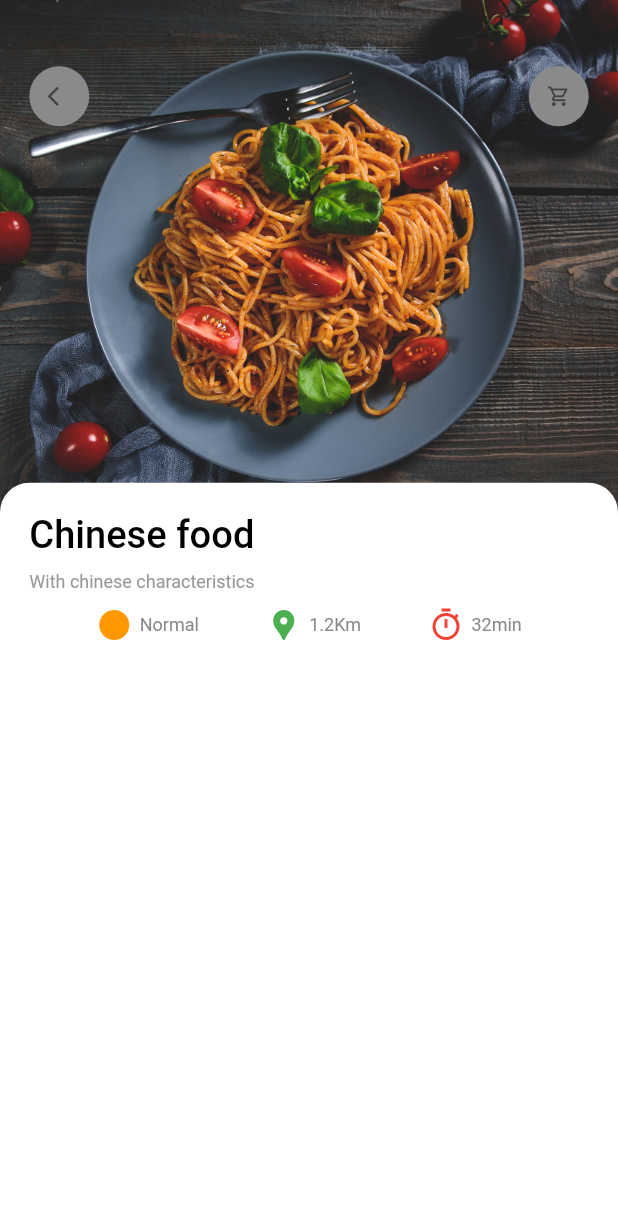
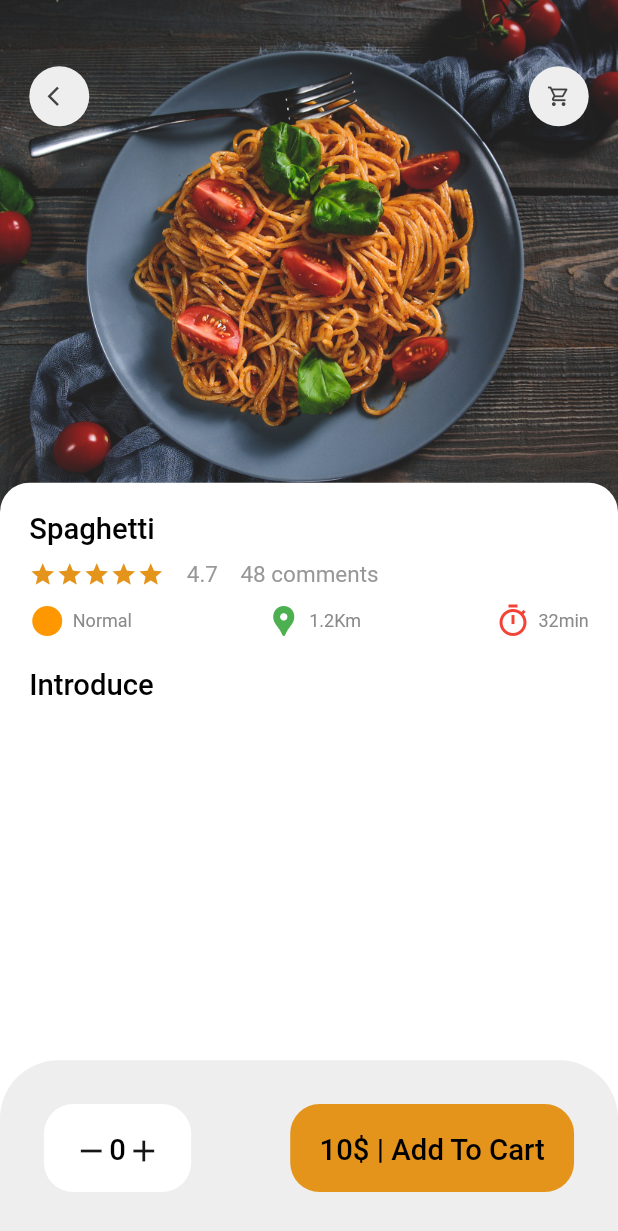
Before and after one commit to ilyes990/Food_App, a Flutter app: the screen it shows after launch, on a phone screen of 412 x 824 dp. Shown: the top 1231 px of the screen. Run offline on Flutter 3.47's test engine with Material 3 defaults, Android fonts, the phone set to English and light mode, and no system bars; our stand-ins replace get.

Commit message:
Commited changes

```diff
--- a/lib/home/Screens/popularFood_detail_page.dart
+++ b/lib/home/Screens/popularFood_detail_page.dart
@@ -1,11 +1,10 @@
-// ignore_for_file: prefer_const_constructors
+// ignore_for_file: prefer_const_constructors, prefer_const_literals_to_create_immutables
 
 import 'package:flutter/material.dart';
 import 'package:food_app/ui/widgets/app_Column.dart';
 import 'package:food_app/ui/widgets/app_icon.dart';
 import 'package:food_app/ui/widgets/big_text.dart';
-import 'package:food_app/ui/widgets/icon_with_text.dart';
-import 'package:food_app/ui/widgets/small_text.dart';
+import 'package:food_app/utils/colors.dart';
 import 'package:food_app/utils/dimensions.dart';
 
 class Popularfooddetail extends StatelessWidget {
@@ -14,6 +13,7 @@ class Popularfooddetail extends StatelessWidget {
   @override
   Widget build(BuildContext context) {
     return Scaffold(
+      backgroundColor: Colors.white,
       body: Stack(
         children: [
           //
@@ -64,14 +64,67 @@ class Popularfooddetail extends StatelessWidget {
                         topLeft: Radius.circular(Dimensions.radius20)),
                     color: Colors.white),
                 child: Column(
+                  crossAxisAlignment: CrossAxisAlignment.start,
                   children: [
-                    AppColumn(text: "Chinese food",),
-
+                    AppColumn(
+                      text: "Chinese food",
+                    ),
+                    SizedBox(height: Dimensions.height20),
+                    BigText(text: "Introduce")
                   ],
                 )),
           ),
         ],
       ),
+
+      // B O T T O M   N A V B A R
+
+      //
+      bottomNavigationBar: Container(
+        height: Dimensions.bottomHeighBar,
+        padding: EdgeInsets.only(
+            top: Dimensions.height30,
+            bottom: Dimensions.height30,
+            left: Dimensions.width30,
+            right: Dimensions.width30),
+        decoration: BoxDecoration(
+            color: greyLighter,
+            borderRadius: BorderRadius.only(
+                topLeft: Radius.circular(Dimensions.radius20 * 2),
+                topRight: Radius.circular(Dimensions.radius20 * 2))),
+        child: Row(
+          mainAxisAlignment: MainAxisAlignment.spaceBetween,
+          children: [
+            Container(
+              padding: EdgeInsets.all(Dimensions.font20),
+              decoration: BoxDecoration(
+                  borderRadius: BorderRadius.circular(Dimensions.radius20),
+                  color: Colors.white),
+              child: Row(
+                mainAxisAlignment: MainAxisAlignment.spaceBetween,
+                children: [
+                  Icon(
+                    Icons.remove,
+                    color: blackText,
+                  ),
+                  BigText(text: "0"),
+                  Icon(
+                    Icons.add,
+                    color: blackText,
+                  ),
+                ],
+              ),
+            ),
+            Container(
+              padding: EdgeInsets.all(Dimensions.height20),
+              decoration: BoxDecoration(
+                  borderRadius: BorderRadius.circular(Dimensions.radius20),
+                  color: primarycolor),
+              child: BigText(text: "10\$ | Add To Cart"),
+            )
+          ],
+        ),
+      ),
     );
   }
 }
--- a/lib/home/food_page_body.dart
+++ b/lib/home/food_page_body.dart
@@ -1,12 +1,10 @@
 // ignore_for_file: prefer_const_constructors, prefer_const_literals_to_create_immutables, no_leading_underscores_for_local_identifiers
 
 import 'package:flutter/material.dart';
-import 'package:food_app/ui/widgets/app_Column.dart';
 import 'package:food_app/ui/widgets/big_text.dart';
 import 'package:food_app/ui/widgets/icon_with_text.dart';
 import 'package:food_app/ui/widgets/small_text.dart';
 import 'package:food_app/utils/colors.dart';
-import 'package:dots_indicator/dots_indicator.dart';
 import 'package:food_app/utils/dimensions.dart';
 
 class FoodPageBody extends StatefulWidget {
@@ -20,6 +18,7 @@ class _FoodPageBodyState extends State<FoodPageBody> {
   final PageController _pageController = PageController(viewportFraction: 0.85);
   var currentPageitem = 0.0;
   double height = Dimensions.pageViewContainer;
+
   @override
   void initState() {
     // TODO: implement initState
@@ -112,7 +111,7 @@ class _FoodPageBodyState extends State<FoodPageBody> {
 
         ListView.builder(
           physics: NeverScrollableScrollPhysics(),
-           shrinkWrap: true,
+          shrinkWrap: true,
           itemCount: 10,
           itemBuilder: (context, index) => Container(
             margin: EdgeInsets.only(
@@ -125,8 +124,7 @@ class _FoodPageBodyState extends State<FoodPageBody> {
                   height: 120,
                   width: 120,
                   decoration: BoxDecoration(
-                      borderRadius:
-                          BorderRadius.circular(Dimensions.radius20),
+                      borderRadius: BorderRadius.circular(Dimensions.radius20),
                       color: Colors.white,
                       image: DecorationImage(
                           fit: BoxFit.cover,
@@ -143,11 +141,34 @@ class _FoodPageBodyState extends State<FoodPageBody> {
                           bottomRight: Radius.circular(Dimensions.radius20)),
                     ),
                     child: Padding(
-                      padding: EdgeInsets.only(
-                          left: Dimensions.width10,
-                          right: Dimensions.width10),
-                      child: AppColumn(text: "Chinese Side",)
-                       ),
+                        padding: EdgeInsets.only(
+                            left: Dimensions.width10,
+                            right: Dimensions.width10),
+                        child: Column(
+                          mainAxisAlignment: MainAxisAlignment.spaceEvenly,
+                          crossAxisAlignment: CrossAxisAlignment.start,
+                          children: [
+                            BigText(text: "Chinese Side"),
+                            SmallText(text: "Chinese food service "),
+                            Row(
+                              mainAxisAlignment: MainAxisAlignment.spaceEvenly,
+                              children: [
+                                IconWithText(
+                                    text: "Normal",
+                                    icon: Icons.circle_rounded,
+                                    iconColor: Colors.orange),
+                                IconWithText(
+                                    text: "1.2Km",
+                                    icon: Icons.location_pin,
+                                    iconColor: Colors.green),
+                                IconWithText(
+                                    text: "32min",
+                                    icon: Icons.timer_sharp,
+                                    iconColor: Colors.red),
+                              ],
+                            )
+                          ],
+                        )),
                   ),
                 ),
               ],
--- a/lib/home/main_food_page.dart
+++ b/lib/home/main_food_page.dart
@@ -42,7 +42,8 @@ class _MainfoodPageState extends State<MainfoodPage> {
                       ),
                     ],
                   ),
-                  Container(width: 45,
+                  Container(
+                    width: 45,
                     height: 45,
                     decoration: BoxDecoration(
                         borderRadius: BorderRadius.circular(15),
--- a/lib/main.dart
+++ b/lib/main.dart
@@ -2,7 +2,6 @@
 
 import 'package:flutter/material.dart';
 import 'package:food_app/home/Screens/popularFood_detail_page.dart';
-import 'package:food_app/home/main_food_page.dart';
 import 'package:get/get.dart';
 
 void main() {
@@ -21,6 +20,8 @@ class MyApp extends StatelessWidget {
         // colorScheme: ColorScheme.fromSeed(seedColor: Colors.deepPurple),
         useMaterial3: false,
       ),
+      //  home: MainfoodPage(),
+
       home: Popularfooddetail(),
     );
   }
--- a/lib/ui/widgets/app_Column.dart
+++ b/lib/ui/widgets/app_Column.dart
@@ -5,6 +5,8 @@ import 'package:food_app/ui/widgets/big_text.dart';
 import 'package:food_app/ui/widgets/icon_with_text.dart';
 import 'package:food_app/ui/widgets/small_text.dart';
 import 'package:food_app/utils/dimensions.dart';
+
+import '../../utils/colors.dart';
 
 class AppColumn extends StatelessWidget {
   final String text;
@@ -14,21 +16,40 @@ class AppColumn extends StatelessWidget {
   Widget build(BuildContext context) {
     return Column(
       crossAxisAlignment: CrossAxisAlignment.start,
-      // mainAxisAlignment: MainAxisAlignment.center,
       children: [
-        BigText(
-          text: text,
-          size: Dimensions.font26,
+        // T I T L E
+        BigText(text: "Spaghetti"),
+        SizedBox(
+          height: Dimensions.height10,
+        ),
+        // R A T I N G   &  C O M M E N T S
+        Row(
+          children: [
+            Wrap(
+              children: List<Icon>.generate(
+                  5,
+                  (index) => Icon(
+                        Icons.star,
+                        color: primarycolor,
+                        size: 18,
+                      )),
+            ),
+            SizedBox(
+              width: 15,
+            ),
+            SmallText(text: "4.7", size: 15),
+            SizedBox(
+              width: 15,
+            ),
+            SmallText(text: "48 comments", size: 15),
+          ],
         ),
         SizedBox(
           height: Dimensions.height10,
         ),
-        SmallText(text: "With chinese characteristics"),
-        SizedBox(
-          height: Dimensions.height10,
-        ),
+        // I C O N    &   T E X T
         Row(
-          mainAxisAlignment: MainAxisAlignment.spaceEvenly,
+          mainAxisAlignment: MainAxisAlignment.spaceBetween,
           children: [
             IconWithText(
                 text: "Normal",
--- a/lib/ui/widgets/app_icon.dart
+++ b/lib/ui/widgets/app_icon.dart
@@ -1,4 +1,5 @@
 import 'package:flutter/material.dart';
+import 'package:food_app/utils/colors.dart';
 import 'package:food_app/utils/dimensions.dart';
 
 class AppIcon extends StatelessWidget {
@@ -19,8 +20,7 @@ class AppIcon extends StatelessWidget {
       width: size,
       height: size,
       decoration: BoxDecoration(
-          borderRadius: BorderRadius.circular(size / 2),
-          color: backgroundcolor),
+          borderRadius: BorderRadius.circular(size / 2), color: greyLighter),
       child: Icon(
         icon,
         color: iconColor,
--- a/lib/utils/colors.dart
+++ b/lib/utils/colors.dart
@@ -7,3 +7,4 @@ Color greyTextColor = Color(0xFF8A8A8A);
 Color whiteIcon = const Color.fromARGB(255, 243, 243, 243);
 Color blackText = Color.fromARGB(255, 22, 22, 22);
 Color darkGrey = Color(0xFF424242);
+Color greyLighter = Color.fromARGB(255, 238, 238, 238);
--- a/lib/utils/dimensions.dart
+++ b/lib/utils/dimensions.dart
@@ -41,6 +41,7 @@ class Dimensions {
 
   static double popularfoodImgSize = screenHeight / 2.41;
 
+  // B O T T O M    H I G H
 
-
+  static double bottomHeighBar = screenHeight / 7.03;
 }
```
Also changed, not shown: lib/ui/widgets/small_text.dart (+2 -5 lines).
